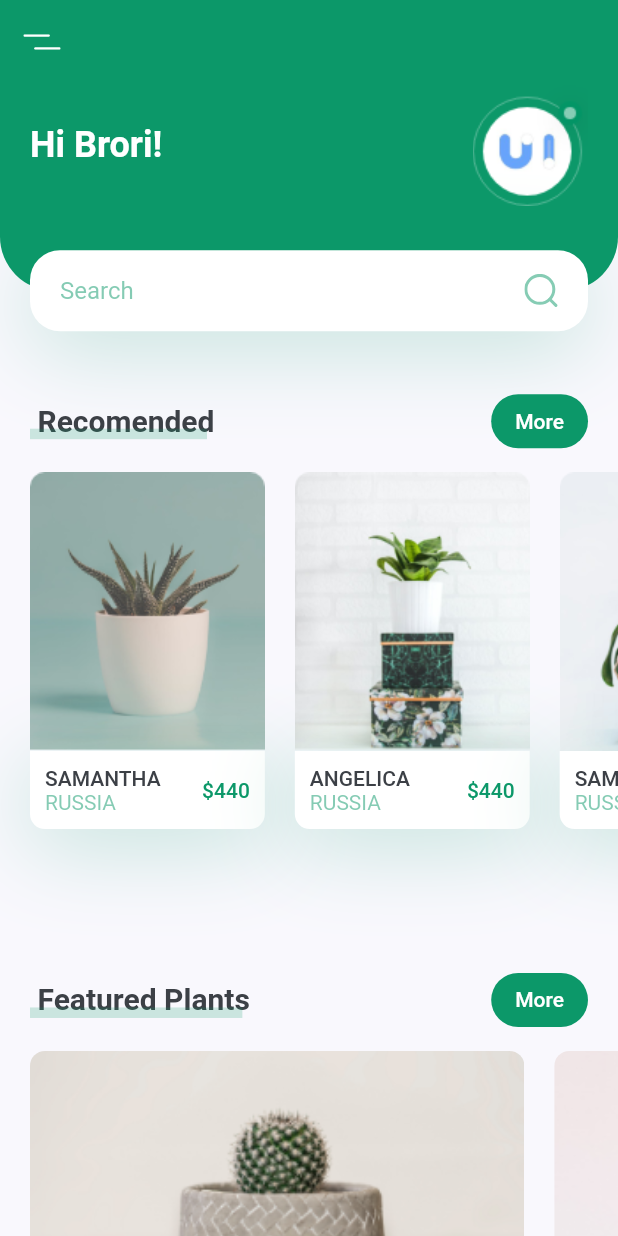
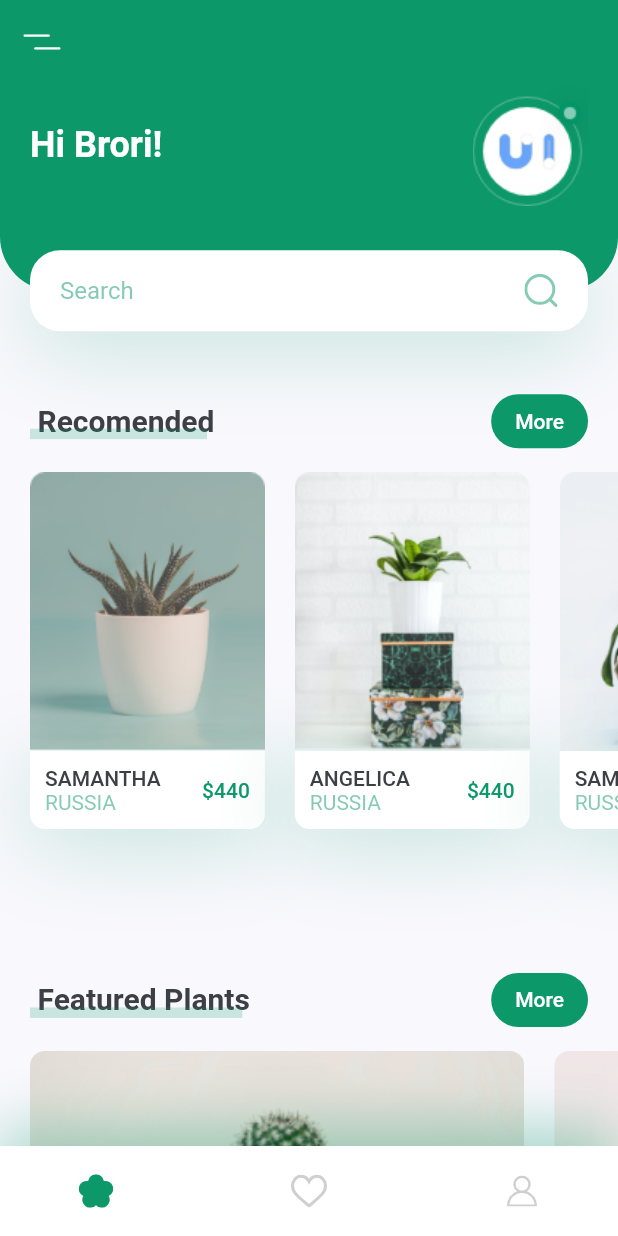
Before and after one commit to Dzaky02/plant_app_flutter_ui, a Flutter app: the screen it shows after launch, on a phone screen of 412 x 824 dp. Run offline on Flutter 3.47's test engine with Material 2 defaults, Android fonts, the phone set to English and light mode, and no system bars; our stand-ins replace flutter_svg.

Commit message:
Custom Bottom Navbar.

```diff
--- /dev/null
+++ b/lib/components/bottom_navbar.dart
@@ -0,0 +1,47 @@
+import 'package:flutter/material.dart';
+import 'package:flutter_svg/flutter_svg.dart';
+import 'package:plant_app_flutter_ui/theme.dart';
+
+class MyBottomNavBar extends StatelessWidget {
+  const MyBottomNavBar({
+    Key? key,
+  }) : super(key: key);
+
+  @override
+  Widget build(BuildContext context) {
+    return Container(
+      height: 60,
+      padding: EdgeInsets.only(
+        left: defaultPadding * 2,
+        right: defaultPadding * 2,
+      ),
+      decoration: BoxDecoration(
+        color: Colors.white,
+        boxShadow: [
+          BoxShadow(
+            offset: Offset(0, -10),
+            blurRadius: 35,
+            color: primaryColor.withOpacity(0.38),
+          ),
+        ],
+      ),
+      child: Row(
+        mainAxisAlignment: MainAxisAlignment.spaceBetween,
+        children: [
+          IconButton(
+            icon: SvgPicture.asset("assets/icons/flower.svg"),
+            onPressed: () {},
+          ),
+          IconButton(
+            icon: SvgPicture.asset("assets/icons/heart-icon.svg"),
+            onPressed: () {},
+          ),
+          IconButton(
+            icon: SvgPicture.asset("assets/icons/user-icon.svg"),
+            onPressed: () {},
+          ),
+        ],
+      ),
+    );
+  }
+}
--- a/lib/pages/home/home_page.dart
+++ b/lib/pages/home/home_page.dart
@@ -1,5 +1,6 @@
 import 'package:flutter/material.dart';
 import 'package:flutter_svg/flutter_svg.dart';
+import 'package:plant_app_flutter_ui/components/bottom_navbar.dart';
 import 'package:plant_app_flutter_ui/pages/home/components/body.dart';
 
 class HomePage extends StatelessWidget {
@@ -10,6 +11,7 @@ class HomePage extends StatelessWidget {
     return Scaffold(
       appBar: buildAppBar(),
       body: Body(),
+      bottomNavigationBar: MyBottomNavBar(),
     );
   }
 
```
